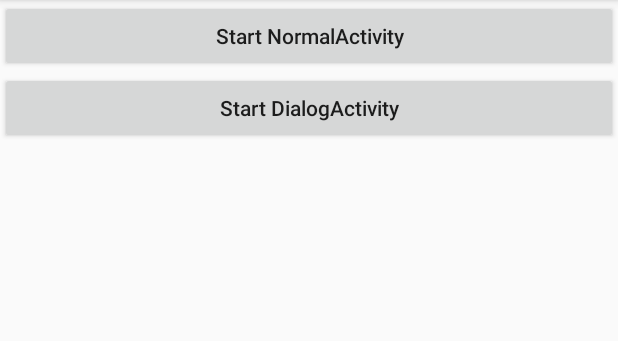
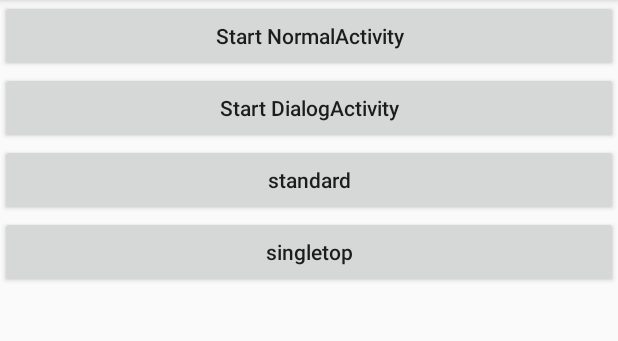
Before and after one commit to Sssleepy/Review-and-learn-Android, an Android app: the screen it shows after launch (MainActivity), on a phone screen of 412 x 824 dp, the part 84-425 px from its top. Run offline under Robolectric (Android 15) with nearby library versions, the phone set to English and light mode, and no system bars.

Commit message:
Activity

```diff
--- a/2018.1.03_Activity/app/src/main/AndroidManifest.xml
+++ b/2018.1.03_Activity/app/src/main/AndroidManifest.xml
@@ -9,7 +9,7 @@
         android:roundIcon="@mipmap/ic_launcher_round"
         android:supportsRtl="true"
         android:theme="@style/AppTheme">
-        <activity android:name=".MainActivity" android:launchMode="singleTask">
+        <activity android:name=".MainActivity" android:launchMode="singleTop">
             <intent-filter>
                 <action android:name="android.intent.action.MAIN" />
 
--- a/2018.1.03_Activity/app/src/main/res/layout/activity_main.xml
+++ b/2018.1.03_Activity/app/src/main/res/layout/activity_main.xml
@@ -19,6 +19,18 @@
         android:text="Start DialogActivity"
         android:layout_width="match_parent"
         android:layout_height="wrap_content" />
+    <Button
+        android:textAllCaps="false"
+        android:id="@+id/btn_standard"
+        android:text="standard"
+        android:layout_width="match_parent"
+        android:layout_height="wrap_content" />
+    <Button
+        android:textAllCaps="false"
+        android:id="@+id/btn_singletop"
+        android:text="singletop"
+        android:layout_width="match_parent"
+        android:layout_height="wrap_content" />
 
 
 </LinearLayout>
```
Also changed, not shown: 2018.1.03_Activity/app/src/main/java/com/example/lakalaka/a2018103_activity/MainActivity.java (+25 -42 lines).
